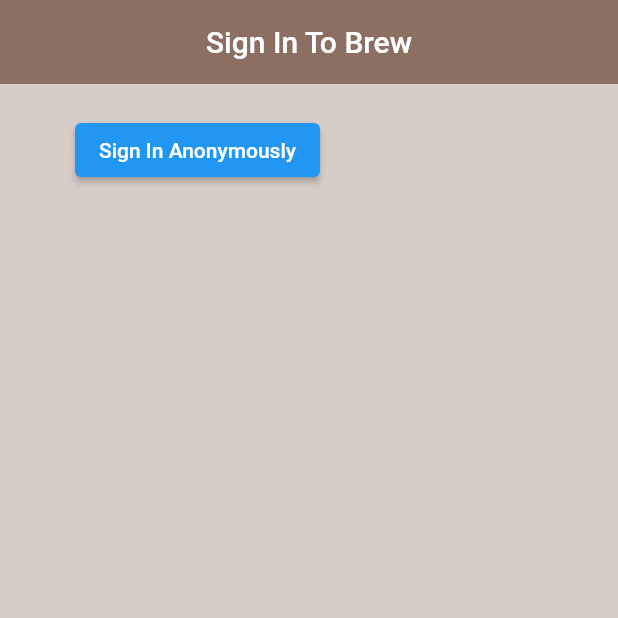
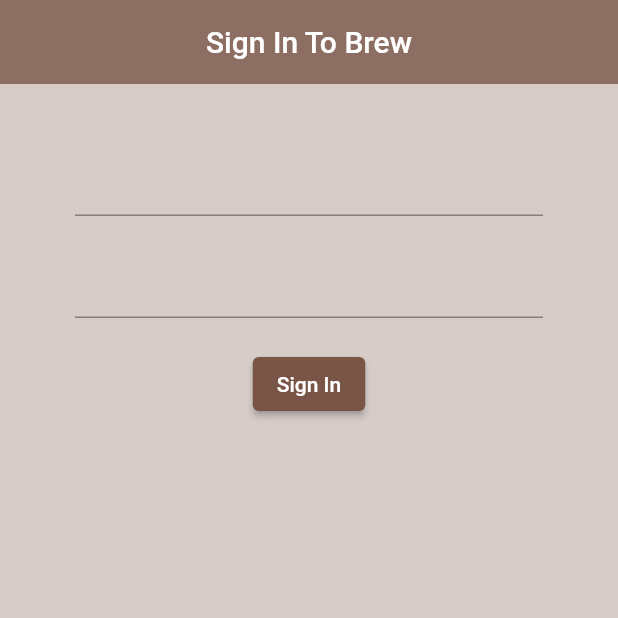
Before and after one commit to winfred56/brew, a Flutter app: the screen it shows after launch, on a phone screen of 412 x 824 dp, the top half of it. Run offline on Flutter 3.47's test engine with Material 2 defaults, Android fonts, the phone set to English and light mode, and no system bars; our stand-ins replace firebase_auth, firebase_core; accounts and stored records are empty.

Commit message:
:zap: Update UI

```diff
--- a/lib/screens/authentication/sign in.dart
+++ b/lib/screens/authentication/sign in.dart
@@ -24,20 +24,35 @@ class _SignInState extends State<SignIn> {
       ),
       body: Container(
         padding: const EdgeInsets.symmetric(vertical: 20.0, horizontal: 50.0),
-        child: ElevatedButton(
-          onPressed: () async {
-            // async because it has to wait for the SignInAnon function to complete
-            dynamic result =await _auth.signInAnon();
-            // check if the function run successfully
-            if(result == null){
-              print("Error trying to Sign In");
-            }else{
-              print("Sign In Successful");
-              //print(result);
-            }
-          },
-          child: const Text("Sign In Anonymously"),
-        ),
+        child: Form(
+          child: Column(
+            children: [
+              const SizedBox(height: 20.0,),
+              TextFormField(
+                onChanged: (val){},
+
+              ),
+              const SizedBox(height: 20.0,),
+              TextFormField(
+                onChanged: (val){},
+                obscureText: true,
+
+              ),
+              const SizedBox(height: 20.0,),
+              ElevatedButton(
+                style:ButtonStyle(
+                  backgroundColor: MaterialStateProperty.all(Colors.brown),
+                ),
+                  onPressed: ()async{},
+                  child: const Text("Sign In",
+                    style: TextStyle(
+                      color: Colors.white
+                    ),
+              ),
+              )
+            ],
+          ),
+        )
       ),
     );
   }
```
